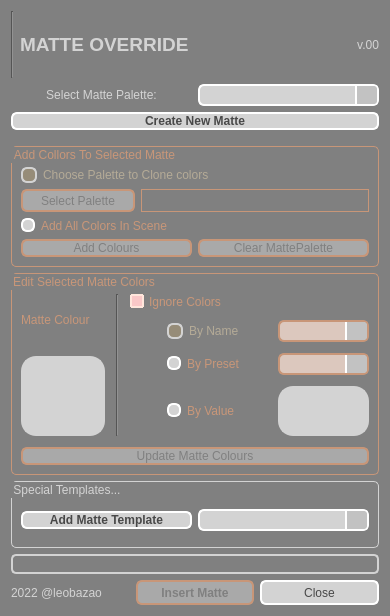
The window that package/harmony20/BirdoPack/ui/BD_MatteOverride.ui (otmbneto/BirdoApp) describes before a commit, drawn with Qt 5.
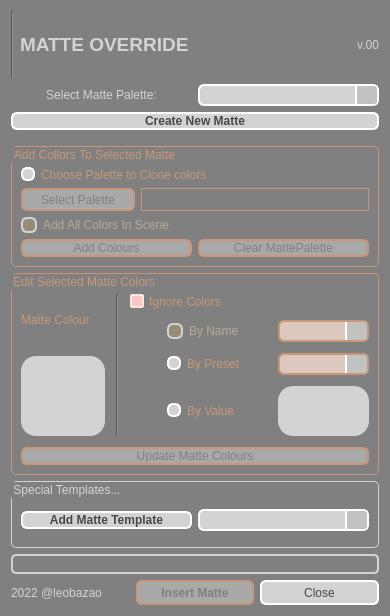
The same window after the commit.

Commit message: update do matteoverride pra melhorar a logica de enable dos botoes

The edit to the form file:
```diff
--- a/package/harmony20/BirdoPack/ui/BD_MatteOverride.ui
+++ b/package/harmony20/BirdoPack/ui/BD_MatteOverride.ui
@@ -698,6 +698,9 @@
        <layout class="QHBoxLayout" name="horizontalLayout_4" stretch="1,2">
         <item>
          <widget class="QPushButton" name="pushSelPal">
+          <property name="enabled">
+           <bool>false</bool>
+          </property>
           <property name="minimumSize">
            <size>
             <width>84</width>
@@ -714,6 +717,9 @@
         </item>
         <item>
          <widget class="QLabel" name="labelPalette">
+          <property name="enabled">
+           <bool>false</bool>
+          </property>
           <property name="maximumSize">
            <size>
             <width>16777215</width>
@@ -769,7 +775,7 @@
          <string>Choose Palette to Clone colors</string>
         </property>
         <property name="checked">
-         <bool>true</bool>
+         <bool>false</bool>
         </property>
        </widget>
       </item>
@@ -781,6 +787,9 @@
         <property name="text">
          <string>Add All Colors In Scene</string>
         </property>
+        <property name="checked">
+         <bool>true</bool>
+        </property>
        </widget>
       </item>
      </layout>
```
The commit also changes 1 other file.
